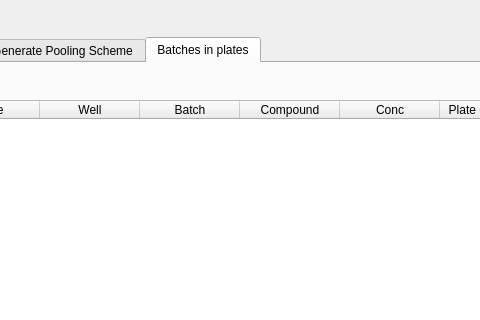
This is frontend/assets/searchwindow.ui in dahlbma/cello as Qt 5 draws it before an edit; both pictures show x 459 to 939 and y 0 to 320 of the 1511 by 810 pixel window. The edited form follows.
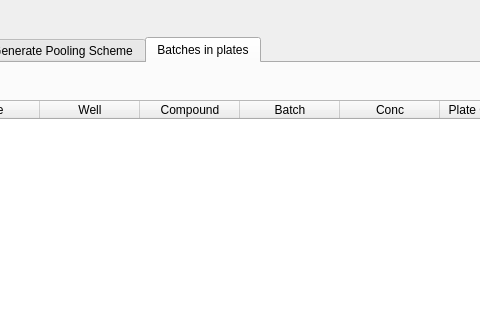
This is the edited form. The open tabs and pages were chosen to show the change.

Commit message: Switch column order

What changed in the file:
```diff
--- a/frontend/assets/searchwindow.ui
+++ b/frontend/assets/searchwindow.ui
@@ -1176,16 +1176,16 @@
                   <string>Well</string>
                  </property>
                 </column>
-                <column>
-                 <property name="text">
-                  <string>Batch</string>
-                 </property>
-                </column>
                 <column>
                  <property name="text">
                   <string>Compound</string>
                  </property>
                 </column>
+                <column>
+                 <property name="text">
+                  <string>Batch</string>
+                 </property>
+                </column>
                 <column>
                  <property name="text">
                   <string>Conc</string>
```
Left out of the diff: 2 changed lines with no effect on the pictures.
